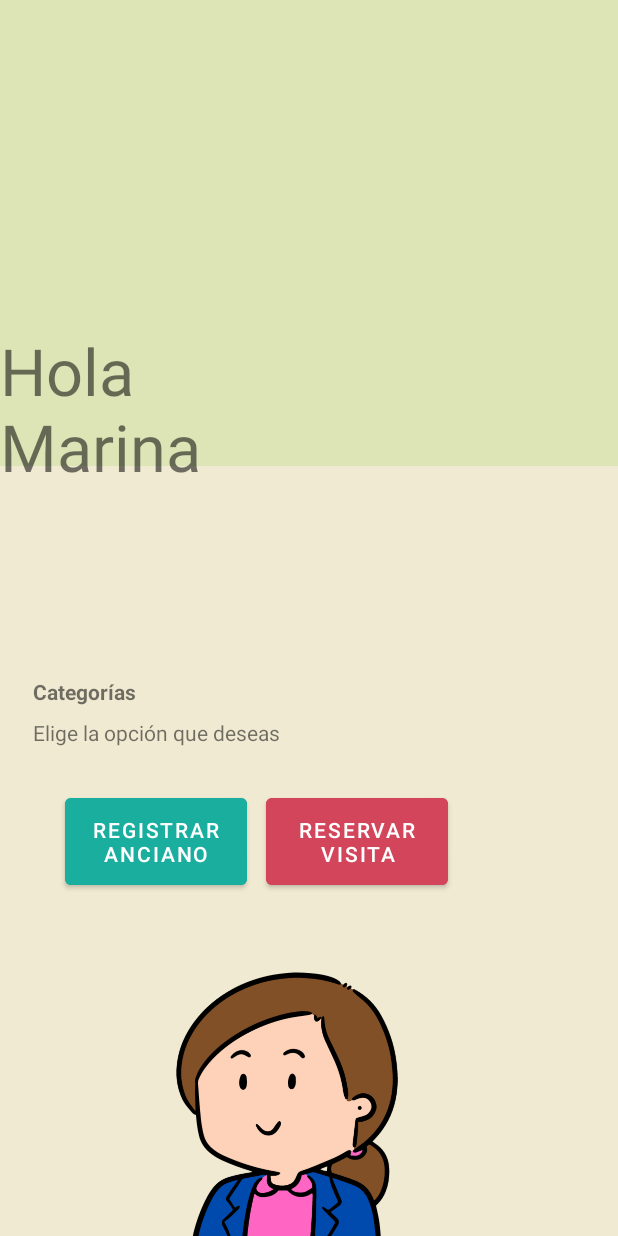
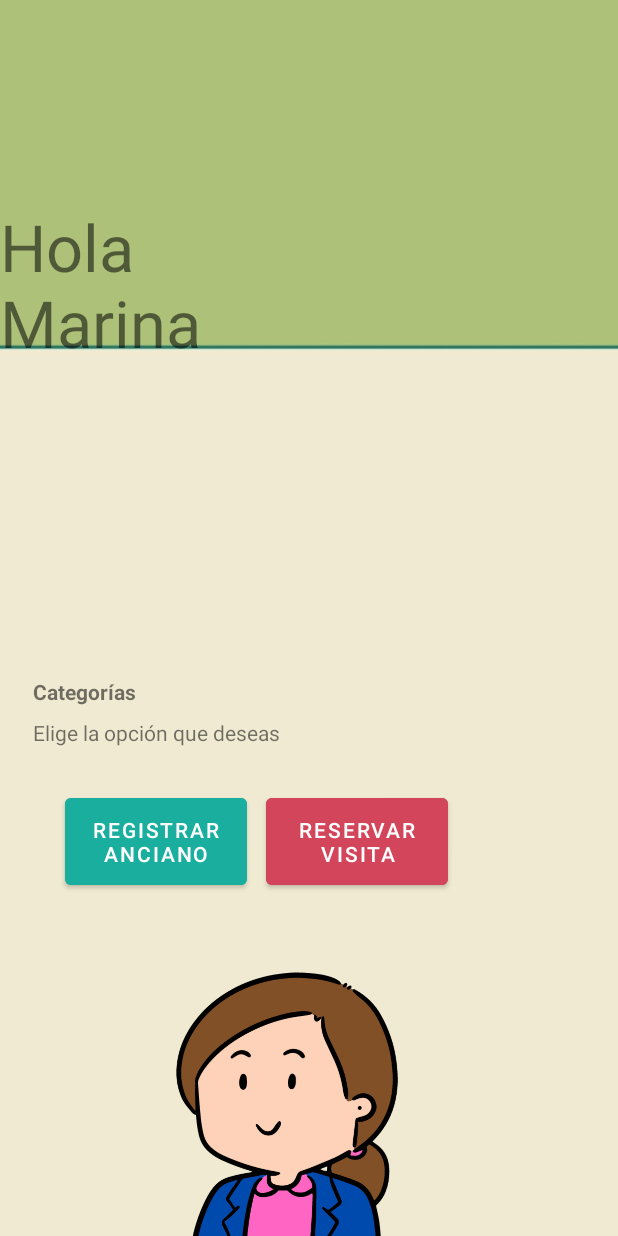
Before and after one commit to SistemasDaniel01/Anciano, an Android app: the Cliente screen opened directly, with no data from a screen before it, on a phone screen of 412 x 824 dp. Run offline under Robolectric (Android 15) with nearby library versions, the phone set to English and light mode, and no system bars.

Commit message:
registro y clientes

```diff
--- a/app/src/main/java/com/example/myloginapp/Global.java
+++ b/app/src/main/java/com/example/myloginapp/Global.java
@@ -6,4 +6,6 @@ import java.util.List;
 public class Global {
 
     public static List<ListElement> elements = new ArrayList<>();
+
+
 }
--- a/app/src/main/res/layout/activity_cliente.xml
+++ b/app/src/main/res/layout/activity_cliente.xml
@@ -4,23 +4,11 @@
     xmlns:tools="http://schemas.android.com/tools"
     android:layout_width="match_parent"
     android:layout_height="match_parent"
-    android:background="@color/Abuelo2"
+    android:background="@drawable/fondo"
     tools:context=".MainActivity">
 
 
-    <ImageView
-        android:id="@+id/imageView4"
-        android:layout_width="405dp"
-        android:layout_height="408dp"
-        android:layout_alignParentStart="true"
-        android:layout_alignParentTop="true"
-        android:layout_alignParentEnd="true"
-        android:layout_alignParentBottom="true"
-        android:layout_marginStart="-5dp"
-        android:layout_marginTop="-218dp"
-        android:layout_marginEnd="0dp"
-        android:layout_marginBottom="402dp"
-        app:srcCompat="@drawable/abuelo2" />
+
 
     <TextView
         android:id="@+id/textView4"
@@ -91,10 +79,10 @@
         android:id="@+id/textView6"
         android:layout_width="wrap_content"
         android:layout_height="wrap_content"
-        android:layout_alignBottom="@+id/imageView4"
         android:layout_alignParentEnd="true"
-        android:layout_marginEnd="222dp"
-        android:layout_marginBottom="95dp"
+        android:layout_alignParentBottom="true"
+        android:layout_marginEnd="241dp"
+        android:layout_marginBottom="580dp"
         android:text="Hola Marina"
         android:textSize="65px" />
 
--- a/app/src/main/res/layout/activity_registrar_anciano.xml
+++ b/app/src/main/res/layout/activity_registrar_anciano.xml
@@ -55,7 +55,6 @@
         android:layout_marginBottom="5dp"
         android:background="@color/white"
         android:hint="Apellidos"
-        android:inputType="textPassword"
         android:padding="10dp"
         android:textColor="@color/black"
         android:textColorHint="@color/black" />
@@ -72,7 +71,6 @@
         android:layout_marginBottom="5dp"
         android:background="@color/white"
         android:hint="Género"
-        android:inputType="textPassword"
         android:padding="10dp"
         android:textColor="@color/black"
         android:textColorHint="@color/black" />
@@ -89,7 +87,6 @@
         android:layout_marginBottom="5dp"
         android:background="@color/white"
         android:hint="Edad"
-        android:inputType="textPassword"
         android:padding="10dp"
         android:textColor="@color/black"
         android:textColorHint="@color/black" />
@@ -106,7 +103,6 @@
         android:layout_marginBottom="5dp"
         android:background="@color/white"
         android:hint="Número Documento"
-        android:inputType="textPassword"
         android:padding="10dp"
         android:textColor="@color/black"
         android:textColorHint="@color/black" />
@@ -123,7 +119,6 @@
         android:layout_marginBottom="5dp"
         android:background="@color/white"
         android:hint="Dirección"
-        android:inputType="textPassword"
         android:padding="10dp"
         android:textColor="@color/black"
         android:textColorHint="@color/black" />
@@ -140,7 +135,6 @@
         android:layout_marginBottom="5dp"
         android:background="@color/white"
         android:hint="Enfermedad"
-        android:inputType="textPassword"
         android:padding="10dp"
         android:textColor="@color/black"
         android:textColorHint="@color/black" />
```
Also changed, not shown: app/src/main/java/com/example/myloginapp/MainActivity.java (+43 -0 lines), app/src/main/java/com/example/myloginapp/RegistrarAnciano.java (+7 -0 lines), app/src/main/java/com/example/myloginapp/historiaClinica.java (+0 -41 lines), app/src/main/res/layout/activity_historia_clinica.xml (+4 -17 lines), app/src/main/res/layout/activity_inicio.xml (+5 -17 lines).
